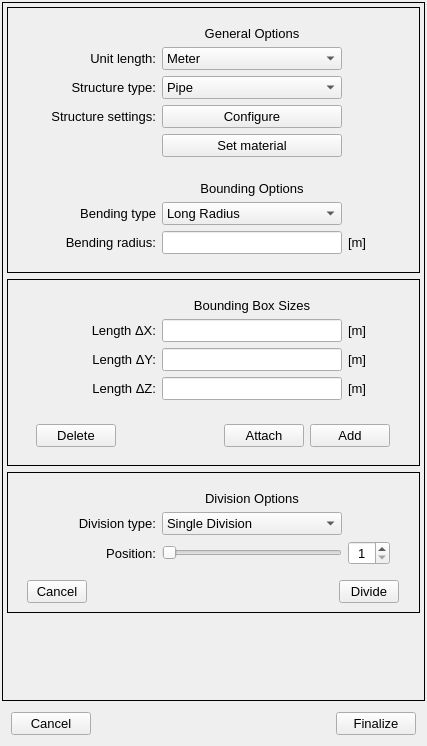
open-pulse/OpenPulse, file pulse/interface/data/ui_files/model/geometry/geometry_designer_widget3.ui: the form before one commit.
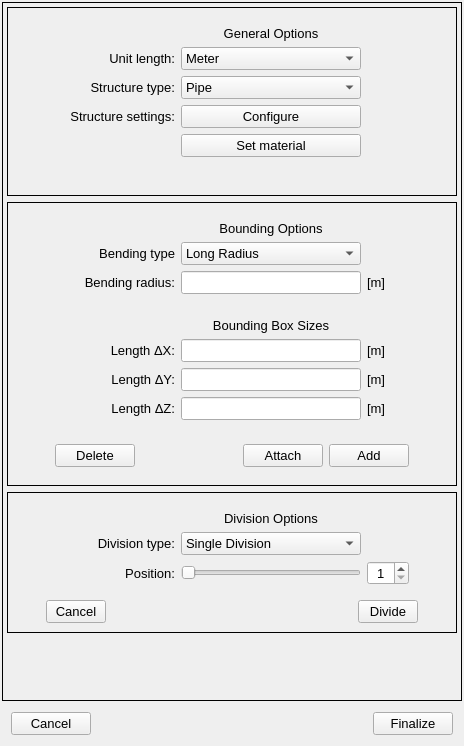
The form after the commit.

Commit message: reorganize pipe options and update geometry widget

The edit to the form file:
```diff
--- a/pulse/interface/data/ui_files/model/geometry/geometry_designer_widget3.ui
+++ b/pulse/interface/data/ui_files/model/geometry/geometry_designer_widget3.ui
@@ -6,7 +6,7 @@
    <rect>
     <x>0</x>
     <y>0</y>
-    <width>427</width>
+    <width>464</width>
     <height>746</height>
    </rect>
   </property>
@@ -44,9 +44,9 @@
       <property name="geometry">
        <rect>
         <x>0</x>
-        <y>0</y>
-        <width>421</width>
-        <height>706</height>
+        <y>-85</y>
+        <width>444</width>
+        <height>776</height>
        </rect>
       </property>
       <layout class="QGridLayout" name="gridLayout_4">
@@ -63,369 +63,6 @@
         <number>4</number>
        </property>
        <item row="3" column="0">
-        <spacer name="verticalSpacer">
-         <property name="orientation">
-          <enum>Qt::Vertical</enum>
-         </property>
-         <property name="sizeHint" stdset="0">
-          <size>
-           <width>20</width>
-           <height>40</height>
-          </size>
-         </property>
-        </spacer>
-       </item>
-       <item row="1" column="0">
-        <widget class="QFrame" name="frame_3">
-         <property name="frameShape">
-          <enum>QFrame::Box</enum>
-         </property>
-         <property name="frameShadow">
-          <enum>QFrame::Plain</enum>
-         </property>
-         <layout class="QGridLayout" name="gridLayout_6">
-          <item row="0" column="1">
-           <widget class="QFrame" name="frame_bounding_box_sizes">
-            <property name="frameShape">
-             <enum>QFrame::NoFrame</enum>
-            </property>
-            <property name="frameShadow">
-             <enum>QFrame::Raised</enum>
-            </property>
-            <layout class="QGridLayout" name="gridLayout">
-             <item row="1" column="2">
-              <widget class="QLineEdit" name="x_line_edit">
-               <property name="minimumSize">
-                <size>
-                 <width>180</width>
-                 <height>0</height>
-                </size>
-               </property>
-               <property name="maximumSize">
-                <size>
-                 <width>180</width>
-                 <height>16777215</height>
-                </size>
-               </property>
-               <property name="font">
-                <font>
-                 <pointsize>10</pointsize>
-                </font>
-               </property>
-              </widget>
-             </item>
-             <item row="1" column="3">
-              <widget class="QLabel" name="unity_x_label">
-               <property name="minimumSize">
-                <size>
-                 <width>42</width>
-                 <height>0</height>
-                </size>
-               </property>
-               <property name="maximumSize">
-                <size>
-                 <width>42</width>
-                 <height>16777215</height>
-                </size>
-               </property>
-               <property name="font">
-                <font>
-                 <pointsize>10</pointsize>
-                </font>
-               </property>
-               <property name="text">
-                <string>[m]</string>
-               </property>
-              </widget>
-             </item>
-             <item row="1" column="1">
-              <widget class="QLabel" name="dx_label">
-               <property name="minimumSize">
-                <size>
-                 <width>120</width>
-                 <height>0</height>
-                </size>
-               </property>
-               <property name="maximumSize">
-                <size>
-                 <width>120</width>
-                 <height>16777215</height>
-                </size>
-               </property>
-               <property name="font">
-                <font>
-                 <pointsize>10</pointsize>
-                </font>
-               </property>
-               <property name="text">
-                <string>Length ΔX:</string>
-               </property>
-               <property name="alignment">
-                <set>Qt::AlignRight|Qt::AlignTrailing|Qt::AlignVCenter</set>
-               </property>
-              </widget>
-             </item>
-             <item row="2" column="2">
-              <widget class="QLineEdit" name="y_line_edit">
-               <property name="minimumSize">
-                <size>
-                 <width>180</width>
-                 <height>0</height>
-                </size>
-               </property>
-               <property name="maximumSize">
-                <size>
-                 <width>180</width>
-                 <height>16777215</height>
-                </size>
-               </property>
-               <property name="font">
-                <font>
-                 <pointsize>10</pointsize>
-                </font>
-               </property>
-              </widget>
-             </item>
-             <item row="2" column="1">
-              <widget class="QLabel" name="dy_label">
-               <property name="minimumSize">
-                <size>
-                 <width>120</width>
-                 <height>0</height>
-                </size>
-               </property>
-               <property name="maximumSize">
-                <size>
-                 <width>120</width>
-                 <height>16777215</height>
-                </size>
-               </property>
-               <property name="font">
-                <font>
-                 <pointsize>10</pointsize>
-                </font>
-               </property>
-               <property name="text">
-                <string>Length ΔY:</string>
-               </property>
-               <property name="alignment">
-                <set>Qt::AlignRight|Qt::AlignTrailing|Qt::AlignVCenter</set>
-               </property>
-              </widget>
-             </item>
-             <item row="3" column="2">
-              <widget class="QLineEdit" name="z_line_edit">
-               <property name="minimumSize">
-                <size>
-                 <width>180</width>
-                 <height>0</height>
-                </size>
-               </property>
-               <property name="maximumSize">
-                <size>
-                 <width>180</width>
-                 <height>16777215</height>
-                </size>
-               </property>
-               <property name="font">
-                <font>
-                 <pointsize>10</pointsize>
-                </font>
-               </property>
-              </widget>
-             </item>
-             <item row="3" column="1">
-              <widget class="QLabel" name="dz_label">
-               <property name="minimumSize">
-                <size>
-                 <width>120</width>
-                 <height>0</height>
-                </size>
-               </property>
-               <property name="maximumSize">
-                <size>
-                 <width>120</width>
-                 <height>16777215</height>
-                </size>
-               </property>
-               <property name="font">
-                <font>
-                 <pointsize>10</pointsize>
-                </font>
-               </property>
-               <property name="text">
-                <string>Length ΔZ:</string>
-               </property>
-               <property name="alignment">
-                <set>Qt::AlignRight|Qt::AlignTrailing|Qt::AlignVCenter</set>
-               </property>
-              </widget>
-             </item>
-             <item row="3" column="3">
-              <widget class="QLabel" name="unity_z_label">
-               <property name="minimumSize">
-                <size>
-                 <width>42</width>
-                 <height>0</height>
-                </size>
-               </property>
-               <property name="maximumSize">
-                <size>
-                 <width>42</width>
-                 <height>16777215</height>
-                </size>
-               </property>
-               <property name="font">
-                <font>
-                 <pointsize>10</pointsize>
-                </font>
-               </property>
-               <property name="text">
-                <string>[m]</string>
-               </property>
-              </widget>
-             </item>
-             <item row="2" column="3">
-              <widget class="QLabel" name="unity_y_label">
-               <property name="minimumSize">
-                <size>
-                 <width>42</width>
-                 <height>0</height>
-                </size>
-               </property>
-               <property name="maximumSize">
-                <size>
-                 <width>42</width>
-                 <height>16777215</height>
-                </size>
-               </property>
-               <property name="font">
-                <font>
-                 <pointsize>10</pointsize>
-                </font>
-               </property>
-               <property name="text">
-                <string>[m]</string>
-               </property>
-              </widget>
-             </item>
-             <item row="0" column="2">
-              <widget class="QLabel" name="sizes_coords_label">
-               <property name="font">
-                <font>
-                 <pointsize>10</pointsize>
-                 <weight>50</weight>
-                 <bold>false</bold>
-                </font>
-               </property>
-               <property name="text">
-                <string>Bounding Box Sizes</string>
-               </property>
-               <property name="alignment">
-                <set>Qt::AlignCenter</set>
-               </property>
-              </widget>
-             </item>
-            </layout>
-           </widget>
-          </item>
-          <item row="1" column="1">
-           <widget class="QFrame" name="remove_attach_add_frame">
-            <property name="frameShape">
-             <enum>QFrame::NoFrame</enum>
-            </property>
-            <property name="frameShadow">
-             <enum>QFrame::Raised</enum>
-            </property>
-            <layout class="QHBoxLayout" name="horizontalLayout">
-             <item>
-              <widget class="QPushButton" name="delete_button">
-               <property name="font">
-                <font>
-                 <pointsize>10</pointsize>
-                </font>
-               </property>
-               <property name="text">
-                <string>Delete</string>
-               </property>
-               <property name="shortcut">
-                <string>Del</string>
-               </property>
-              </widget>
-             </item>
-             <item>
-              <spacer name="horizontalSpacer">
-               <property name="orientation">
-                <enum>Qt::Horizontal</enum>
-               </property>
-               <property name="sizeHint" stdset="0">
-                <size>
-                 <width>40</width>
-                 <height>20</height>
-                </size>
-               </property>
-              </spacer>
-             </item>
-             <item>
-              <widget class="QPushButton" name="attach_button">
-               <property name="font">
-                <font>
-                 <pointsize>10</pointsize>
-                </font>
-               </property>
-               <property name="text">
-                <string>Attach</string>
-               </property>
-              </widget>
-             </item>
-             <item>
-              <widget class="QPushButton" name="add_button">
-               <property name="font">
-                <font>
-                 <pointsize>10</pointsize>
-                </font>
-               </property>
-               <property name="text">
-                <string>Add</string>
-               </property>
-               <property name="shortcut">
-                <string>Return</string>
-               </property>
-              </widget>
-             </item>
-            </layout>
-           </widget>
-          </item>
-          <item row="0" column="0">
-           <spacer name="horizontalSpacer_8">
-            <property name="orientation">
-             <enum>Qt::Horizontal</enum>
-            </property>
-            <property name="sizeHint" stdset="0">
-             <size>
-              <width>40</width>
-              <height>20</height>
-             </size>
-            </property>
-           </spacer>
-          </item>
-          <item row="0" column="2">
-           <spacer name="horizontalSpacer_7">
-            <property name="orientation">
-             <enum>Qt::Horizontal</enum>
-            </property>
-            <property name="sizeHint" stdset="0">
-             <size>
-              <width>40</width>
-              <height>20</height>
-             </size>
-            </property>
-           </spacer>
-          </item>
-         </layout>
-        </widget>
-       </item>
-       <item row="2" column="0">
         <widget class="QFrame" name="frame_4">
          <property name="frameShape">
           <enum>QFrame::Box</enum>
@@ -714,6 +351,538 @@
          </layout>
         </widget>
        </item>
+       <item row="2" column="0">
+        <widget class="QFrame" name="create_structure_frame">
+         <property name="frameShape">
+          <enum>QFrame::Box</enum>
+         </property>
+         <property name="frameShadow">
+          <enum>QFrame::Plain</enum>
+         </property>
+         <layout class="QGridLayout" name="gridLayout_6">
+          <item row="2" column="1">
+           <widget class="QFrame" name="remove_attach_add_frame">
+            <property name="frameShape">
+             <enum>QFrame::NoFrame</enum>
+            </property>
+            <property name="frameShadow">
+             <enum>QFrame::Raised</enum>
+            </property>
+            <layout class="QHBoxLayout" name="horizontalLayout">
+             <item>
+              <widget class="QPushButton" name="delete_button">
+               <property name="font">
+                <font>
+                 <pointsize>10</pointsize>
+                </font>
+               </property>
+               <property name="text">
+                <string>Delete</string>
+               </property>
+               <property name="shortcut">
+                <string>Del</string>
+               </property>
+              </widget>
+             </item>
+             <item>
+              <spacer name="horizontalSpacer">
+               <property name="orientation">
+                <enum>Qt::Horizontal</enum>
+               </property>
+               <property name="sizeHint" stdset="0">
+                <size>
+                 <width>40</width>
+                 <height>20</height>
+                </size>
+               </property>
+              </spacer>
+             </item>
+             <item>
+              <widget class="QPushButton" name="attach_button">
+               <property name="font">
+                <font>
+                 <pointsize>10</pointsize>
+                </font>
+               </property>
+               <property name="text">
+                <string>Attach</string>
+               </property>
+              </widget>
+             </item>
+             <item>
+              <widget class="QPushButton" name="add_button">
+               <property name="font">
+                <font>
+                 <pointsize>10</pointsize>
+                </font>
+               </property>
+               <property name="text">
+                <string>Add</string>
+               </property>
+               <property name="shortcut">
+                <string>Return</string>
+               </property>
+              </widget>
+             </item>
+            </layout>
+           </widget>
+          </item>
+          <item row="1" column="1">
+           <widget class="QFrame" name="frame_bounding_box_sizes">
+            <property name="frameShape">
+             <enum>QFrame::NoFrame</enum>
+            </property>
+            <property name="frameShadow">
+             <enum>QFrame::Raised</enum>
+            </property>
+            <layout class="QGridLayout" name="gridLayout">
+             <item row="1" column="2">
+              <widget class="QLineEdit" name="x_line_edit">
+               <property name="minimumSize">
+                <size>
+                 <width>180</width>
+                 <height>0</height>
+                </size>
+               </property>
+               <property name="maximumSize">
+                <size>
+                 <width>180</width>
+                 <height>16777215</height>
+                </size>
+               </property>
+               <property name="font">
+                <font>
+                 <pointsize>10</pointsize>
+                </font>
+               </property>
+              </widget>
+             </item>
+             <item row="2" column="3">
+              <widget class="QLabel" name="unity_y_label">
+               <property name="minimumSize">
+                <size>
+                 <width>42</width>
+                 <height>0</height>
+                </size>
+               </property>
+               <property name="maximumSize">
+                <size>
+                 <width>42</width>
+                 <height>16777215</height>
+                </size>
+               </property>
+               <property name="font">
+                <font>
+                 <pointsize>10</pointsize>
+                </font>
+               </property>
+               <property name="text">
+                <string>[m]</string>
+               </property>
+              </widget>
+             </item>
+             <item row="0" column="2">
+              <widget class="QLabel" name="sizes_coords_label">
+               <property name="font">
+                <font>
+                 <pointsize>10</pointsize>
+                 <weight>50</weight>
+                 <bold>false</bold>
+                </font>
+               </property>
+               <property name="text">
+                <string>Bounding Box Sizes</string>
+               </property>
+               <property name="alignment">
+                <set>Qt::AlignCenter</set>
+               </property>
+              </widget>
+             </item>
+             <item row="1" column="3">
+              <widget class="QLabel" name="unity_x_label">
+               <property name="minimumSize">
+                <size>
+                 <width>42</width>
+                 <height>0</height>
+                </size>
+               </property>
+               <property name="maximumSize">
+                <size>
+                 <width>42</width>
+                 <height>16777215</height>
+                </size>
+               </property>
+               <property name="font">
+                <font>
+                 <pointsize>10</pointsize>
+                </font>
+               </property>
+               <property name="text">
+                <string>[m]</string>
+               </property>
+              </widget>
+             </item>
+             <item row="3" column="1">
+              <widget class="QLabel" name="dz_label">
+               <property name="minimumSize">
+                <size>
+                 <width>120</width>
+                 <height>0</height>
+                </size>
+               </property>
+               <property name="maximumSize">
+                <size>
+                 <width>120</width>
+                 <height>16777215</height>
+                </size>
+               </property>
+               <property name="font">
+                <font>
+                 <pointsize>10</pointsize>
+                </font>
+               </property>
+               <property name="text">
+                <string>Length ΔZ:</string>
+               </property>
+               <property name="alignment">
+                <set>Qt::AlignRight|Qt::AlignTrailing|Qt::AlignVCenter</set>
+               </property>
+              </widget>
+             </item>
+             <item row="3" column="3">
+              <widget class="QLabel" name="unity_z_label">
+               <property name="minimumSize">
+                <size>
+                 <width>42</width>
+                 <height>0</height>
+                </size>
+               </property>
+               <property name="maximumSize">
+                <size>
+                 <width>42</width>
+                 <height>16777215</height>
+                </size>
+               </property>
+               <property name="font">
+                <font>
+                 <pointsize>10</pointsize>
+                </font>
+               </property>
+               <property name="text">
+                <string>[m]</string>
+               </property>
+              </widget>
+             </item>
+             <item row="2" column="2">
+              <widget class="QLineEdit" name="y_line_edit">
+               <property name="minimumSize">
+                <size>
+                 <width>180</width>
+                 <height>0</height>
+                </size>
+               </property>
+               <property name="maximumSize">
+                <size>
+                 <width>180</width>
+                 <height>16777215</height>
+                </size>
+               </property>
+               <property name="font">
+                <font>
+                 <pointsize>10</pointsize>
+                </font>
+               </property>
+              </widget>
+             </item>
+             <item row="1" column="1">
+              <widget class="QLabel" name="dx_label">
+               <property name="minimumSize">
+                <size>
+                 <width>120</width>
+                 <height>0</height>
+                </size>
+               </property>
+               <property name="maximumSize">
+                <size>
+                 <width>120</width>
+                 <height>16777215</height>
+                </size>
+               </property>
+               <property name="font">
+                <font>
+                 <pointsize>10</pointsize>
+                </font>
+               </property>
+               <property name="text">
+                <string>Length ΔX:</string>
+               </property>
+               <property name="alignment">
+                <set>Qt::AlignRight|Qt::AlignTrailing|Qt::AlignVCenter</set>
+               </property>
+              </widget>
+             </item>
+             <item row="2" column="1">
+              <widget class="QLabel" name="dy_label">
+               <property name="minimumSize">
+                <size>
+                 <width>120</width>
+                 <height>0</height>
+                </size>
+               </property>
+               <property name="maximumSize">
+                <size>
+                 <width>120</width>
+                 <height>16777215</height>
+                </size>
+               </property>
+               <property name="font">
+                <font>
+                 <pointsize>10</pointsize>
+                </font>
+               </property>
+               <property name="text">
+                <string>Length ΔY:</string>
+               </property>
+               <property name="alignment">
+                <set>Qt::AlignRight|Qt::AlignTrailing|Qt::AlignVCenter</set>
+               </property>
+              </widget>
+             </item>
+             <item row="3" column="2">
+              <widget class="QLineEdit" name="z_line_edit">
+               <property name="minimumSize">
+                <size>
+                 <width>180</width>
+                 <height>0</height>
+                </size>
+               </property>
+               <property name="maximumSize">
+                <size>
+                 <width>180</width>
+                 <height>16777215</height>
+                </size>
+               </property>
+               <property name="font">
+                <font>
+                 <pointsize>10</pointsize>
+                </font>
+               </property>
+              </widget>
+             </item>
+            </layout>
+           </widget>
+          </item>
+          <item row="1" column="2">
+           <spacer name="horizontalSpacer_7">
+            <property name="orientation">
+             <enum>Qt::Horizontal</enum>
+            </property>
+            <property name="sizeHint" stdset="0">
+             <size>
+              <width>40</width>
+              <height>20</height>
+             </size>
+            </property>
+           </spacer>
+          </item>
+          <item row="0" column="1">
+           <widget class="QFrame" name="frame_bending_options">
+            <property name="frameShape">
+             <enum>QFrame::NoFrame</enum>
+            </property>
+            <property name="frameShadow">
+             <enum>QFrame::Raised</enum>
+            </property>
+            <layout class="QGridLayout" name="gridLayout_5">
+             <item row="2" column="3">
+              <widget class="QLabel" name="bending_radius_unity_label">
+               <property name="minimumSize">
+                <size>
+                 <width>42</width>
+                 <height>0</height>
+                </size>
+               </property>
+               <property name="maximumSize">
+                <size>
+                 <width>42</width>
+                 <height>16777215</height>
+                </size>
+               </property>
+               <property name="font">
+                <font>
+                 <pointsize>10</pointsize>
+                </font>
+               </property>
+               <property name="text">
+                <string>[m]</string>
+               </property>
+              </widget>
+             </item>
+             <item row="2" column="1">
+              <widget class="QLabel" name="bending_radius_label">
+               <property name="minimumSize">
+                <size>
+                 <width>120</width>
+                 <height>0</height>
+                </size>
+               </property>
+               <property name="maximumSize">
+                <size>
+                 <width>120</width>
+                 <height>16777215</height>
+                </size>
+               </property>
+               <property name="font">
+                <font>
+                 <pointsize>10</pointsize>
+                </font>
+               </property>
+               <property name="text">
+                <string>Bending radius:</string>
+               </property>
+               <property name="alignment">
+                <set>Qt::AlignRight|Qt::AlignTrailing|Qt::AlignVCenter</set>
+               </property>
+              </widget>
+             </item>
+             <item row="0" column="2">
+              <widget class="QLabel" name="sizes_coords_label_2">
+               <property name="font">
+                <font>
+                 <pointsize>10</pointsize>
+                 <weight>50</weight>
+                 <bold>false</bold>
+                </font>
+               </property>
+               <property name="text">
+                <string>Bounding Options</string>
+               </property>
+               <property name="alignment">
+                <set>Qt::AlignCenter</set>
+               </property>
+              </widget>
+             </item>
+             <item row="2" column="2">
+              <widget class="QLineEdit" name="bending_radius_line_edit">
+               <property name="minimumSize">
+                <size>
+                 <width>180</width>
+                 <height>0</height>
+                </size>
+               </property>
+               <property name="maximumSize">
+                <size>
+                 <width>180</width>
+                 <height>16777215</height>
+                </size>
+               </property>
+               <property name="font">
+                <font>
+                 <pointsize>10</pointsize>
+                </font>
+               </property>
+              </widget>
+             </item>
+             <item row="1" column="2">
+              <widget class="QComboBox" name="bending_options_combobox">
+               <property name="minimumSize">
+                <size>
+                 <width>180</width>
+                 <height>0</height>
+                </size>
+               </property>
+               <property name="maximumSize">
+                <size>
+                 <width>180</width>
+                 <height>16777215</height>
+                </size>
+               </property>
+               <property name="font">
+                <font>
+                 <pointsize>10</pointsize>
+                </font>
+               </property>
+               <item>
+                <property name="text">
+                 <string>Long Radius</string>
+                </property>
+               </item>
+               <item>
+                <property name="text">
+                 <string>Short Radius</string>
+                </property>
+               </item>
+               <item>
+                <property name="text">
+                 <string>User-Defined</string>
+                </property>
+               </item>
+               <item>
+                <property name="text">
+                 <string>Disabled</string>
+                </property>
+               </item>
+              </widget>
+             </item>
+             <item row="1" column="1">
+              <widget class="QLabel" name="bending_options_label">
+               <property name="minimumSize">
+                <size>
+                 <width>120</width>
+                 <height>0</height>
+                </size>
+               </property>
+               <property name="maximumSize">
+                <size>
+                 <width>120</width>
+                 <height>16777215</height>
+                </size>
+               </property>
+               <property name="font">
+                <font>
+                 <pointsize>10</pointsize>
+                </font>
+               </property>
+               <property name="text">
+                <string>Bending type</string>
+               </property>
+               <property name="alignment">
+                <set>Qt::AlignRight|Qt::AlignTrailing|Qt::AlignVCenter</set>
+               </property>
+              </widget>
+             </item>
+            </layout>
+           </widget>
+          </item>
+          <item row="1" column="0">
+           <spacer name="horizontalSpacer_8">
+            <property name="orientation">
+             <enum>Qt::Horizontal</enum>
+            </property>
+            <property name="sizeHint" stdset="0">
+             <size>
+              <width>40</width>
+              <height>20</height>
+             </size>
+            </property>
+           </spacer>
+          </item>
+         </layout>
+        </widget>
+       </item>
+       <item row="4" column="0">
+        <spacer name="verticalSpacer">
+         <property name="orientation">
+          <enum>Qt::Vertical</enum>
+         </property>
+         <property name="sizeHint" stdset="0">
+          <size>
+           <width>20</width>
+           <height>40</height>
+          </size>
+         </property>
+        </spacer>
+       </item>
        <item row="0" column="0">
         <widget class="QFrame" name="frame_2">
          <property name="frameShape">
@@ -1029,175 +1198,6 @@
             </layout>
            </widget>
           </item>
-          <item row="1" column="1">
-           <widget class="QFrame" name="frame_bending_options">
-            <property name="frameShape">
-             <enum>QFrame::NoFrame</enum>
-            </property>
-            <property name="frameShadow">
-             <enum>QFrame::Raised</enum>
-            </property>
-            <layout class="QGridLayout" name="gridLayout_5">
-             <item row="2" column="1">
-              <widget class="QLabel" name="bending_radius_label">
-               <property name="minimumSize">
-                <size>
-                 <width>120</width>
-                 <height>0</height>
-                </size>
-               </property>
-               <property name="maximumSize">
-                <size>
-                 <width>120</width>
-                 <height>16777215</height>
-                </size>
-               </property>
-               <property name="font">
-                <font>
-                 <pointsize>10</pointsize>
-                </font>
-               </property>
-               <property name="text">
-                <string>Bending radius:</string>
-               </property>
-               <property name="alignment">
-                <set>Qt::AlignRight|Qt::AlignTrailing|Qt::AlignVCenter</set>
-               </property>
-              </widget>
-             </item>
-             <item row="1" column="1">
-              <widget class="QLabel" name="bending_options_label">
-               <property name="minimumSize">
-                <size>
-                 <width>120</width>
-                 <height>0</height>
-                </size>
-               </property>
-               <property name="maximumSize">
-                <size>
-                 <width>120</width>
-                 <height>16777215</height>
-                </size>
-               </property>
-               <property name="font">
-                <font>
-                 <pointsize>10</pointsize>
-                </font>
-               </property>
-               <property name="text">
-                <string>Bending type</string>
-               </property>
-               <property name="alignment">
-                <set>Qt::AlignRight|Qt::AlignTrailing|Qt::AlignVCenter</set>
-               </property>
-              </widget>
-             </item>
-             <item row="2" column="3">
-              <widget class="QLabel" name="bending_radius_unity_label">
-               <property name="minimumSize">
-                <size>
-                 <width>42</width>
-                 <height>0</height>
-                </size>
-               </property>
-               <property name="maximumSize">
-                <size>
-                 <width>42</width>
-                 <height>16777215</height>
-                </size>
-               </property>
-               <property name="font">
-                <font>
-                 <pointsize>10</pointsize>
-                </font>
-               </property>
-               <property name="text">
-                <string>[m]</string>
-               </property>
-              </widget>
-             </item>
-             <item row="2" column="2">
-              <widget class="QLineEdit" name="bending_radius_line_edit">
-               <property name="minimumSize">
-                <size>
-                 <width>180</width>
-                 <height>0</height>
-                </size>
-               </property>
-               <property name="maximumSize">
-                <size>
-                 <width>180</width>
-                 <height>16777215</height>
-                </size>
-               </property>
-               <property name="font">
-                <font>
-                 <pointsize>10</pointsize>
-                </font>
-               </property>
-              </widget>
-             </item>
-             <item row="1" column="2">
-              <widget class="QComboBox" name="bending_options_combobox">
-               <property name="minimumSize">
-                <size>
-                 <width>180</width>
-                 <height>0</height>
-                </size>
-               </property>
-               <property name="maximumSize">
-                <size>
-                 <width>180</width>
-                 <height>16777215</height>
-                </size>
-               </property>
-               <property name="font">
-                <font>
-                 <pointsize>10</pointsize>
-                </font>
-               </property>
-               <item>
-                <property name="text">
-                 <string>Long Radius</string>
-                </property>
-               </item>
-               <item>
-                <property name="text">
-                 <string>Short Radius</string>
-                </property>
-               </item>
-               <item>
-                <property name="text">
-                 <string>User-Defined</string>
-                </property>
-               </item>
-               <item>
-                <property name="text">
-                 <string>Disabled</string>
-                </property>
-               </item>
-              </widget>
-             </item>
-             <item row="0" column="2">
-              <widget class="QLabel" name="sizes_coords_label_2">
-               <property name="font">
-                <font>
-                 <pointsize>10</pointsize>
-                 <weight>50</weight>
-                 <bold>false</bold>
-                </font>
-               </property>
-               <property name="text">
-                <string>Bounding Options</string>
-               </property>
-               <property name="alignment">
-                <set>Qt::AlignCenter</set>
-               </property>
-              </widget>
-             </item>
-            </layout>
-           </widget>
-          </item>
           <item row="1" column="0">
            <spacer name="horizontalSpacer_4">
             <property name="orientation">
```
The commit also changes 4 other files.
